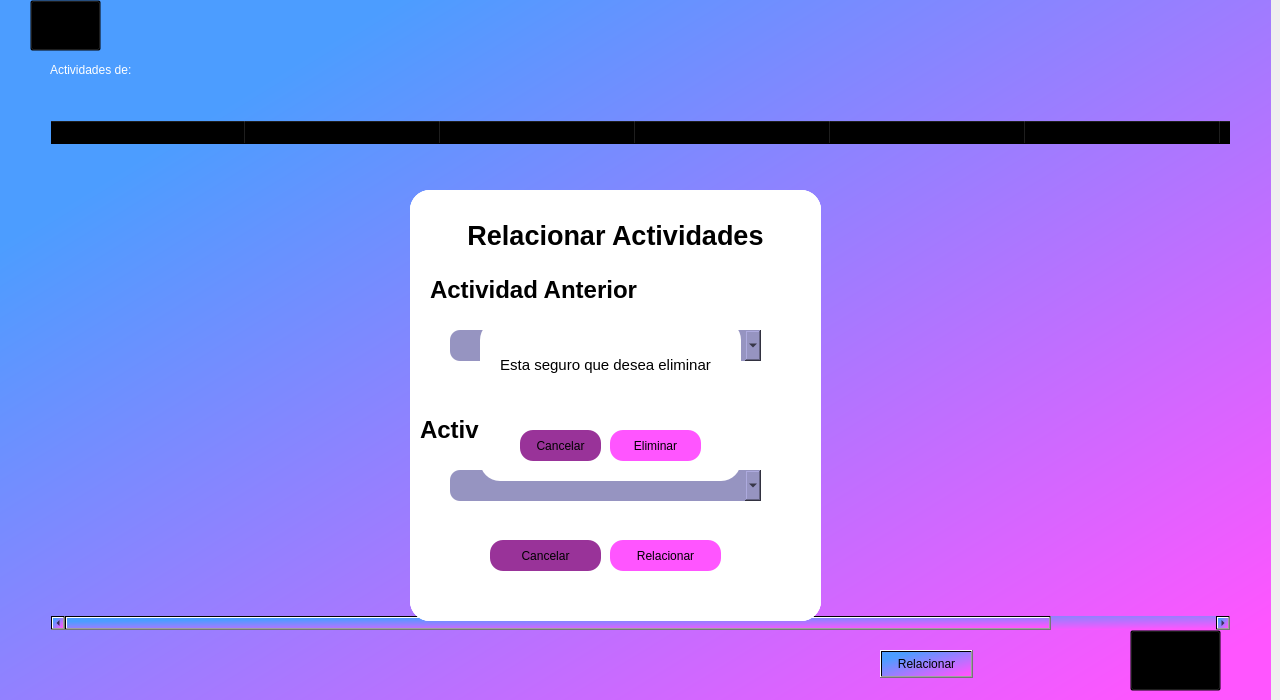
Above: abrir.ui from rojasalexander/AdministradorProyectosFacultad before the change. Below: the same form after it.
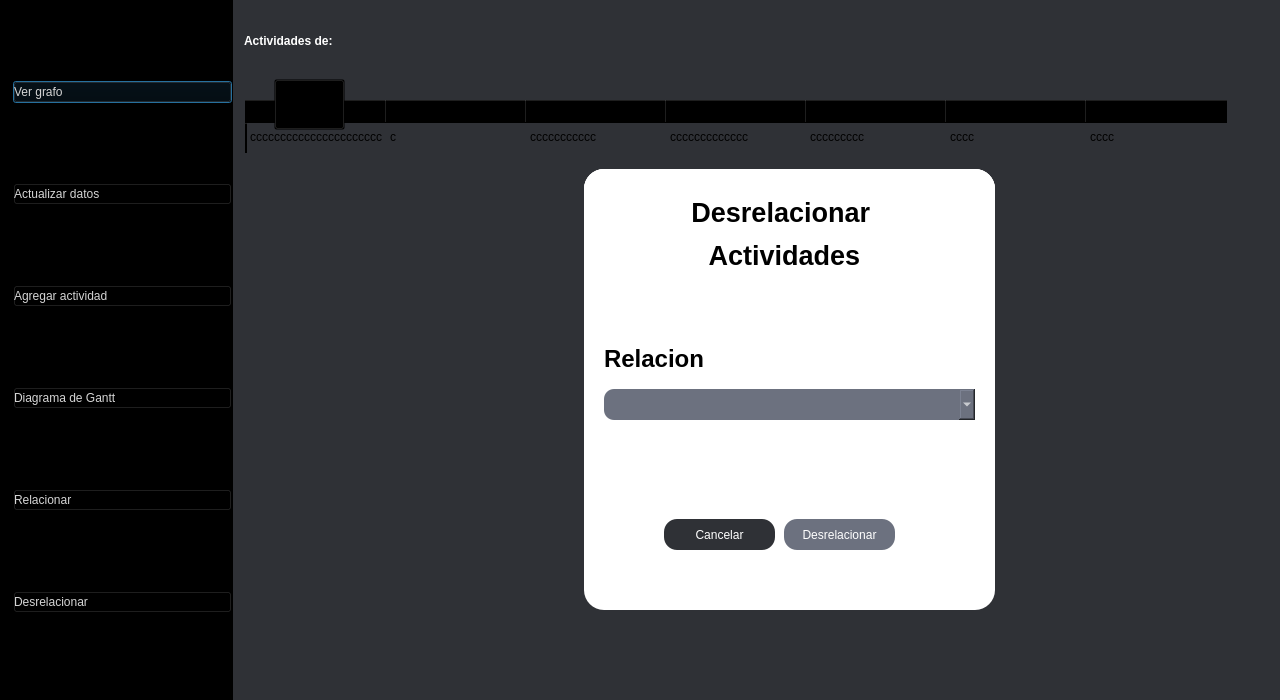
That is the form after the change. Icons and pictures are not drawn.

Commit message: cambios abrir negro

The edit to the form file:
```diff
--- a/abrir.ui
+++ b/abrir.ui
@@ -13,35 +13,296 @@
     <height>700</height>
    </rect>
   </property>
+  <property name="minimumSize">
+   <size>
+    <width>1280</width>
+    <height>700</height>
+   </size>
+  </property>
   <property name="windowTitle">
    <string>Dialog</string>
   </property>
-  <widget class="QWidget" name="fondo" native="true">
-   <property name="enabled">
-    <bool>true</bool>
-   </property>
-   <property name="geometry">
-    <rect>
-     <x>-10</x>
-     <y>0</y>
-     <width>1281</width>
-     <height>700</height>
-    </rect>
+  <property name="styleSheet">
+   <string notr="true">background-color: rgb(47, 49, 54);</string>
+  </property>
+  <layout class="QHBoxLayout" name="horizontalLayout" stretch="2,9">
+   <property name="spacing">
+    <number>0</number>
    </property>
-   <property name="mouseTracking">
-    <bool>true</bool>
+   <property name="leftMargin">
+    <number>0</number>
    </property>
-   <property name="autoFillBackground">
-    <bool>false</bool>
+   <property name="topMargin">
+    <number>0</number>
    </property>
+   <property name="rightMargin">
+    <number>0</number>
+   </property>
+   <property name="bottomMargin">
+    <number>0</number>
+   </property>
+   <item>
+    <widget class="QFrame" name="menu_lateral">
    <property name="styleSheet">
-    <string notr="true">background-color:qlineargradient(spread:pad, x1:0.147, y1:0.193182, x2:0.975, y2:0.925682, stop:0 rgba(76, 157, 255, 255), stop:0.997468 rgba(255, 85, 255, 255))</string>
+      <string notr="true">background-color: rgba(0,0,0,0,0);</string>
+     </property>
+     <property name="frameShape">
+      <enum>QFrame::StyledPanel</enum>
+     </property>
+     <property name="frameShadow">
+      <enum>QFrame::Raised</enum>
+     </property>
+     <layout class="QVBoxLayout" name="verticalLayout">
+      <property name="spacing">
+       <number>0</number>
+      </property>
+      <property name="leftMargin">
+       <number>12</number>
+      </property>
+      <property name="topMargin">
+       <number>0</number>
+      </property>
+      <property name="rightMargin">
+       <number>0</number>
+      </property>
+      <property name="bottomMargin">
+       <number>0</number>
+      </property>
+      <item>
+       <widget class="QPushButton" name="grafobtn">
+        <property name="styleSheet">
+         <string notr="true">
+QPushButton{
+color: rgb(213, 213, 213);
+font: 75 12pt &quot;Verdana&quot;;
+text-align: left;
+}
+
+QPushButton:hover{
+background-color: rgba(10, 10, 10, 120);
+color: rgb(213, 213, 213);
+font: 75 12pt &quot;Verdana&quot;;
+border-radius: 15px;
+}</string>
+        </property>
+        <property name="text">
+         <string>Ver grafo</string>
+        </property>
+        <property name="icon">
+         <iconset>
+          <normaloff>../../../../Downloads/agregar.png</normaloff>../../../../Downloads/agregar.png</iconset>
+        </property>
+        <property name="iconSize">
+         <size>
+          <width>20</width>
+          <height>20</height>
+         </size>
+        </property>
+       </widget>
+      </item>
+      <item>
+       <widget class="QPushButton" name="actualizarbtn_2">
+        <property name="styleSheet">
+         <string notr="true">
+QPushButton{
+color: rgb(213, 213, 213);
+font: 75 12pt &quot;Verdana&quot;;
+text-align: left;
+}
+
+QPushButton:hover{
+background-color: rgba(10, 10, 10, 120);
+color: rgb(213, 213, 213);
+font: 75 12pt &quot;Verdana&quot;;
+border-radius: 15px;
+}</string>
+        </property>
+        <property name="text">
+         <string>Actualizar datos</string>
+        </property>
+        <property name="icon">
+         <iconset>
+          <normaloff>../../../../Downloads/agregar.png</normaloff>../../../../Downloads/agregar.png</iconset>
+        </property>
+        <property name="iconSize">
+         <size>
+          <width>20</width>
+          <height>20</height>
+         </size>
+        </property>
+       </widget>
+      </item>
+      <item>
+       <widget class="QPushButton" name="actualizarbtn">
+        <property name="styleSheet">
+         <string notr="true">
+QPushButton{
+color: rgb(213, 213, 213);
+font: 75 12pt &quot;Verdana&quot;;
+text-align: left;
+}
+
+QPushButton:hover{
+background-color: rgba(10, 10, 10, 120);
+color: rgb(213, 213, 213);
+font: 75 12pt &quot;Verdana&quot;;
+border-radius: 15px;
+}</string>
+        </property>
+        <property name="text">
+         <string>Agregar actividad</string>
+        </property>
+        <property name="icon">
+         <iconset>
+          <normaloff>../../../../Downloads/agregar.png</normaloff>../../../../Downloads/agregar.png</iconset>
+        </property>
+        <property name="iconSize">
+         <size>
+          <width>20</width>
+          <height>20</height>
+         </size>
+        </property>
+       </widget>
+      </item>
+      <item>
+       <widget class="QPushButton" name="diagramabtn">
+        <property name="styleSheet">
+         <string notr="true">
+QPushButton{
+color: rgb(213, 213, 213);
+font: 75 12pt &quot;Verdana&quot;;
+text-align: left;
+}
+
+QPushButton:hover{
+background-color: rgba(10, 10, 10, 120);
+color: rgb(213, 213, 213);
+font: 75 12pt &quot;Verdana&quot;;
+border-radius: 15px;
+}</string>
+        </property>
+        <property name="text">
+         <string>Diagrama de Gantt</string>
+        </property>
+        <property name="icon">
+         <iconset>
+          <normaloff>../../../../Downloads/agregar.png</normaloff>../../../../Downloads/agregar.png</iconset>
+        </property>
+        <property name="iconSize">
+         <size>
+          <width>20</width>
+          <height>20</height>
+         </size>
+        </property>
+       </widget>
+      </item>
+      <item>
+       <widget class="QPushButton" name="relacionarbtn">
+        <property name="styleSheet">
+         <string notr="true">
+QPushButton{
+color: rgb(213, 213, 213);
+font: 75 12pt &quot;Verdana&quot;;
+text-align: left;
+}
+
+QPushButton:hover{
+background-color: rgba(10, 10, 10, 120);
+color: rgb(213, 213, 213);
+font: 75 12pt &quot;Verdana&quot;;
+border-radius: 15px;
+}</string>
+        </property>
+        <property name="text">
+         <string>Relacionar</string>
+        </property>
+        <property name="icon">
+         <iconset>
+          <normaloff>../../../../Downloads/agregar.png</normaloff>../../../../Downloads/agregar.png</iconset>
+        </property>
+        <property name="iconSize">
+         <size>
+          <width>20</width>
+          <height>20</height>
+         </size>
+        </property>
+       </widget>
+      </item>
+      <item>
+       <widget class="QPushButton" name="relacionarbtn_2">
+        <property name="styleSheet">
+         <string notr="true">
+QPushButton{
+color: rgb(213, 213, 213);
+font: 75 12pt &quot;Verdana&quot;;
+text-align: left;
+}
+
+QPushButton:hover{
+background-color: rgba(10, 10, 10, 120);
+color: rgb(213, 213, 213);
+font: 75 12pt &quot;Verdana&quot;;
+border-radius: 15px;
+}</string>
+        </property>
+        <property name="text">
+         <string>Desrelacionar</string>
+        </property>
+        <property name="icon">
+         <iconset>
+          <normaloff>../../../../Downloads/agregar.png</normaloff>../../../../Downloads/agregar.png</iconset>
+        </property>
+        <property name="iconSize">
+         <size>
+          <width>20</width>
+          <height>20</height>
+         </size>
+        </property>
+       </widget>
+      </item>
+     </layout>
+    </widget>
+   </item>
+   <item>
+    <widget class="QFrame" name="frame">
+     <property name="styleSheet">
+      <string notr="true">background-color: rgba(0,0,0,0);</string>
+     </property>
+     <property name="frameShape">
+      <enum>QFrame::StyledPanel</enum>
+     </property>
+     <property name="frameShadow">
+      <enum>QFrame::Raised</enum>
+     </property>
+     <layout class="QVBoxLayout" name="verticalLayout_2" stretch="1,8">
+      <property name="spacing">
+       <number>0</number>
+      </property>
+      <property name="leftMargin">
+       <number>0</number>
+      </property>
+      <property name="topMargin">
+       <number>0</number>
+      </property>
+      <property name="rightMargin">
+       <number>0</number>
+      </property>
+      <property name="bottomMargin">
+       <number>0</number>
+      </property>
+      <item>
+       <widget class="QFrame" name="tituloactv">
+        <property name="frameShape">
+         <enum>QFrame::StyledPanel</enum>
+        </property>
+        <property name="frameShadow">
+         <enum>QFrame::Raised</enum>
    </property>
    <widget class="QLabel" name="pro">
     <property name="geometry">
      <rect>
-      <x>60</x>
-      <y>30</y>
+           <x>10</x>
+           <y>0</y>
       <width>481</width>
       <height>81</height>
      </rect>
@@ -56,19 +317,54 @@
 border-radius:20;</string>
     </property>
     <property name="text">
-     <string>&lt;html&gt;&lt;head/&gt;&lt;body&gt;&lt;p&gt;Actividades de:&lt;/p&gt;&lt;/body&gt;&lt;/html&gt;</string>
+          <string>&lt;html&gt;&lt;head/&gt;&lt;body&gt;&lt;p&gt;&lt;span style=&quot; font-weight:600;&quot;&gt;Actividades de:&lt;/span&gt;&lt;/p&gt;&lt;/body&gt;&lt;/html&gt;</string>
     </property>
     <property name="alignment">
      <set>Qt::AlignLeading|Qt::AlignLeft|Qt::AlignVCenter</set>
     </property>
    </widget>
+        <widget class="QLabel" name="proy_name">
+         <property name="geometry">
+          <rect>
+           <x>440</x>
+           <y>10</y>
+           <width>601</width>
+           <height>71</height>
+          </rect>
+         </property>
+         <property name="styleSheet">
+          <string notr="true">color:rgb(255, 255, 255);
+font: 26pt &quot;Verdana&quot;;
+background-color: rgba(0,0,0,0);
+border-radius:20;</string>
+         </property>
+         <property name="text">
+          <string/>
+         </property>
+        </widget>
+       </widget>
+      </item>
+      <item>
+       <widget class="QWidget" name="fondo" native="true">
+        <property name="enabled">
+         <bool>true</bool>
+        </property>
+        <property name="mouseTracking">
+         <bool>true</bool>
+        </property>
+        <property name="autoFillBackground">
+         <bool>false</bool>
+        </property>
+        <property name="styleSheet">
+         <string notr="true">background-color: rgba(0,0,0,0);</string>
+        </property>
    <widget class="QTableWidget" name="tableWidget">
     <property name="geometry">
      <rect>
-      <x>60</x>
-      <y>120</y>
-      <width>1181</width>
-      <height>511</height>
+           <x>10</x>
+           <y>20</y>
+           <width>991</width>
+           <height>581</height>
      </rect>
     </property>
     <property name="styleSheet">
@@ -85,7 +381,7 @@
      <bool>true</bool>
     </attribute>
     <attribute name="horizontalHeaderDefaultSectionSize">
-     <number>195</number>
+          <number>140</number>
     </attribute>
     <attribute name="horizontalHeaderHighlightSections">
      <bool>true</bool>
@@ -96,6 +392,11 @@
     <attribute name="verticalHeaderDefaultSectionSize">
      <number>30</number>
     </attribute>
+         <row>
+          <property name="text">
+           <string/>
+          </property>
+         </row>
     <column>
      <property name="text">
       <string>Nombre</string>
@@ -187,25 +488,41 @@
       </font>
      </property>
     </column>
-   </widget>
-   <widget class="QLabel" name="proy_name">
-    <property name="geometry">
-     <rect>
-      <x>560</x>
-      <y>40</y>
-      <width>601</width>
-      <height>71</height>
-     </rect>
-    </property>
-    <property name="styleSheet">
-     <string notr="true">color:rgb(255, 255, 255);
-font: 26pt &quot;Verdana&quot;;
-background-color: rgba(0,0,0,0);
-border-radius:20;</string>
-    </property>
+         <item row="0" column="0">
+          <property name="text">
+           <string>cccccccccccccccccccccc</string>
+          </property>
+         </item>
+         <item row="0" column="1">
+          <property name="text">
+           <string>c</string>
+          </property>
+         </item>
+         <item row="0" column="2">
     <property name="text">
-     <string/>
-    </property>
+           <string>ccccccccccc</string>
+          </property>
+         </item>
+         <item row="0" column="3">
+          <property name="text">
+           <string>ccccccccccccc</string>
+          </property>
+         </item>
+         <item row="0" column="4">
+          <property name="text">
+           <string>ccccccccc</string>
+          </property>
+         </item>
+         <item row="0" column="5">
+          <property name="text">
+           <string>cccc</string>
+          </property>
+         </item>
+         <item row="0" column="6">
+          <property name="text">
+           <string>cccc</string>
+          </property>
+         </item>
    </widget>
    <widget class="QWidget" name="editar_act" native="true">
     <property name="enabled">
@@ -213,8 +530,8 @@
     </property>
     <property name="geometry">
      <rect>
-      <x>420</x>
-      <y>190</y>
+           <x>350</x>
+           <y>100</y>
       <width>411</width>
       <height>431</height>
      </rect>
@@ -372,8 +689,8 @@
     </property>
     <property name="geometry">
      <rect>
-      <x>490</x>
-      <y>320</y>
+           <x>420</x>
+           <y>230</y>
       <width>261</width>
       <height>161</height>
      </rect>
@@ -464,8 +781,8 @@
     </property>
     <property name="geometry">
      <rect>
-      <x>420</x>
-      <y>190</y>
+           <x>350</x>
+           <y>90</y>
       <width>411</width>
       <height>431</height>
      </rect>
@@ -623,8 +940,8 @@
     </property>
     <property name="geometry">
      <rect>
-      <x>420</x>
-      <y>190</y>
+           <x>350</x>
+           <y>90</y>
       <width>411</width>
       <height>431</height>
      </rect>
@@ -776,32 +1093,6 @@
      </property>
     </widget>
    </widget>
-   <widget class="QPushButton" name="botonMAS">
-    <property name="geometry">
-     <rect>
-      <x>1140</x>
-      <y>630</y>
-      <width>91</width>
-      <height>61</height>
-     </rect>
-    </property>
-    <property name="styleSheet">
-     <string notr="true">background-color: rgba(0,0,0,0);</string>
-    </property>
-    <property name="text">
-     <string/>
-    </property>
-    <property name="icon">
-     <iconset>
-      <normaloff>add-icon.png</normaloff>add-icon.png</iconset>
-    </property>
-    <property name="iconSize">
-     <size>
-      <width>50</width>
-      <height>50</height>
-     </size>
-    </property>
-   </widget>
    <widget class="QPushButton" name="volverbtn">
     <property name="geometry">
      <rect>
@@ -828,18 +1119,128 @@
      </size>
     </property>
    </widget>
-   <widget class="QPushButton" name="relacionarbtn">
+        <widget class="QWidget" name="desrelacionar_w" native="true">
+         <property name="enabled">
+          <bool>true</bool>
+         </property>
     <property name="geometry">
      <rect>
-      <x>890</x>
-      <y>650</y>
-      <width>93</width>
-      <height>28</height>
-     </rect>
-    </property>
+           <x>350</x>
+           <y>90</y>
+           <width>411</width>
+           <height>431</height>
+          </rect>
+         </property>
+         <property name="styleSheet">
+          <string notr="true">background-color: rgb(255, 255, 255);
+border-bottom-left-radius: 20px;
+border-bottom-right-radius:20px;
+border-top-left-radius: 20px;
+border-top-right-radius: 20px;</string>
+         </property>
+         <widget class="QLabel" name="label_17">
+          <property name="geometry">
+           <rect>
+            <x>10</x>
+            <y>10</y>
+            <width>381</width>
+            <height>111</height>
+           </rect>
+          </property>
+          <property name="autoFillBackground">
+           <bool>false</bool>
+          </property>
+          <property name="styleSheet">
+           <string notr="true">color: rgb(0, 0, 0);
+font: 25pt &quot;Verdana&quot;;
+background-color: rgba(0,0,0,0);
+border-radius:20;</string>
+          </property>
     <property name="text">
-     <string>Relacionar</string>
-    </property>
+           <string>&lt;html&gt;&lt;head/&gt;&lt;body&gt;&lt;p align=&quot;center&quot;&gt;&lt;span style=&quot; font-size:20pt; font-weight:600;&quot;&gt;Desrelacionar &lt;/span&gt;&lt;/p&gt;&lt;p align=&quot;center&quot;&gt;&lt;span style=&quot; font-size:20pt; font-weight:600;&quot;&gt;Actividades&lt;/span&gt;&lt;/p&gt;&lt;/body&gt;&lt;/html&gt;</string>
+          </property>
+          <property name="alignment">
+           <set>Qt::AlignLeading|Qt::AlignLeft|Qt::AlignVCenter</set>
+          </property>
+         </widget>
+         <widget class="QLabel" name="label_18">
+          <property name="geometry">
+           <rect>
+            <x>20</x>
+            <y>160</y>
+            <width>281</width>
+            <height>61</height>
+           </rect>
+          </property>
+          <property name="autoFillBackground">
+           <bool>false</bool>
+          </property>
+          <property name="styleSheet">
+           <string notr="true">color: rgb(0, 0, 0);
+background-color: rgba(0,0,0,0);
+border-radius:20;
+font: 75 16pt &quot;Verdana&quot;;</string>
+          </property>
+          <property name="text">
+           <string>&lt;html&gt;&lt;head/&gt;&lt;body&gt;&lt;p&gt;&lt;span style=&quot; font-size:18pt; font-weight:600;&quot;&gt;Relacion&lt;/span&gt;&lt;/p&gt;&lt;/body&gt;&lt;/html&gt;</string>
+          </property>
+          <property name="alignment">
+           <set>Qt::AlignLeading|Qt::AlignLeft|Qt::AlignVCenter</set>
+          </property>
+         </widget>
+         <widget class="QPushButton" name="cancelarbtn_6">
+          <property name="geometry">
+           <rect>
+            <x>80</x>
+            <y>350</y>
+            <width>111</width>
+            <height>31</height>
+           </rect>
+          </property>
+          <property name="styleSheet">
+           <string notr="true">background-color: rgb(47, 49, 54);
+color: rgb(255, 255, 255);
+border-radius:13px;</string>
+          </property>
+          <property name="text">
+           <string>Cancelar</string>
+          </property>
+         </widget>
+         <widget class="QPushButton" name="desrelacionar_btn">
+          <property name="geometry">
+           <rect>
+            <x>200</x>
+            <y>350</y>
+            <width>111</width>
+            <height>31</height>
+           </rect>
+          </property>
+          <property name="styleSheet">
+           <string notr="true">
+background-color: rgb(108, 113, 127);
+border-radius:13px;
+color: rgb(255, 255, 255);</string>
+          </property>
+          <property name="text">
+           <string>Desrelacionar</string>
+          </property>
+         </widget>
+         <widget class="QComboBox" name="relacion_box">
+          <property name="geometry">
+           <rect>
+            <x>20</x>
+            <y>220</y>
+            <width>371</width>
+            <height>31</height>
+           </rect>
+          </property>
+          <property name="styleSheet">
+           <string notr="true">font: 10pt &quot;Verdana&quot;; 
+color: rgb(255, 255, 255);
+background-color: rgb(108, 113, 127);
+border-radius:10px;</string>
+          </property>
+         </widget>
    </widget>
    <zorder>tableWidget</zorder>
    <zorder>pro</zorder>
@@ -850,8 +1251,13 @@
    <zorder>eliminar</zorder>
    <zorder>botonMAS</zorder>
    <zorder>volverbtn</zorder>
-   <zorder>relacionarbtn</zorder>
-  </widget>
+        <zorder>desrelacionar_w</zorder>
+       </widget>
+      </item>
+     </layout>
+    </widget>
+   </item>
+  </layout>
  </widget>
  <resources/>
  <connections/>
```
Left out of the diff: 8 changed lines with no effect on the pictures. Lines whose indentation alone changed are shown as unchanged.
